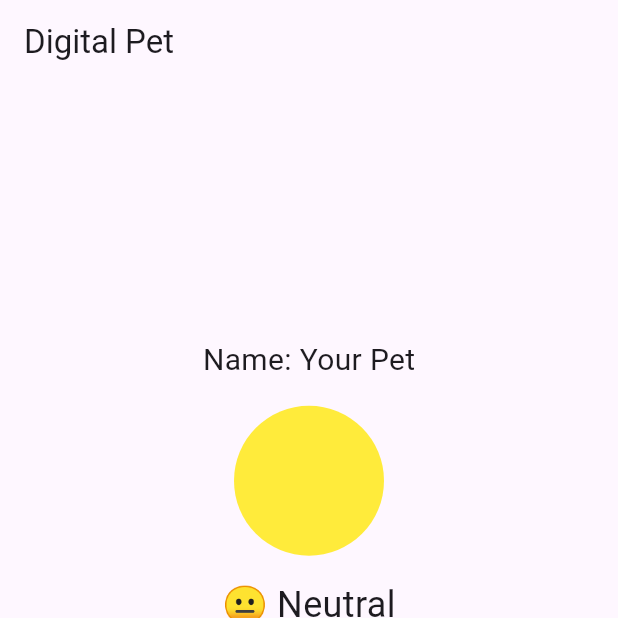
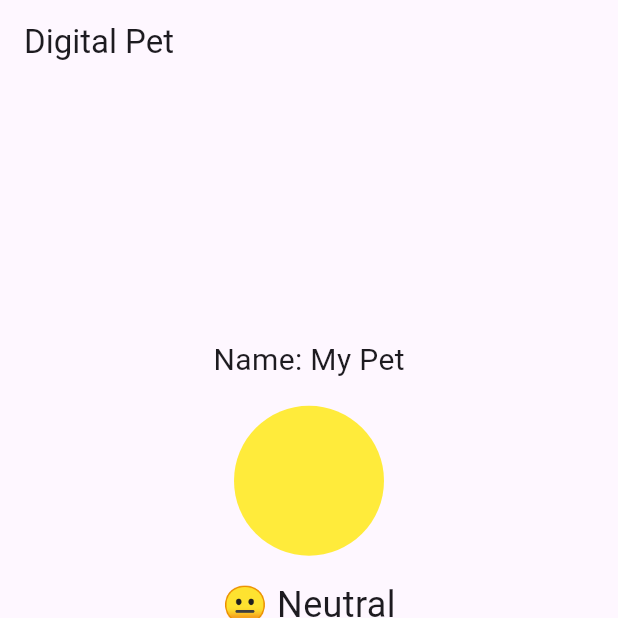
Before and after one commit to Raviteja582/flutter_cw_3, a Flutter app: the screen it shows after launch, on a phone screen of 412 x 824 dp, the top half of it. Run offline on Flutter 3.47's test engine with Material 3 defaults, Android fonts, the phone set to English and light mode, and no system bars.

Commit message:
Minor changes

```diff
--- a/lib/main.dart
+++ b/lib/main.dart
@@ -15,7 +15,7 @@ class DigitalPetApp extends StatefulWidget {
 }
 
 class _DigitalPetAppState extends State<DigitalPetApp> {
-  String petName = "Your Pet";
+  String petName = "My Pet";
   int happinessLevel = 50;
   int hungerLevel = 50;
 
```
